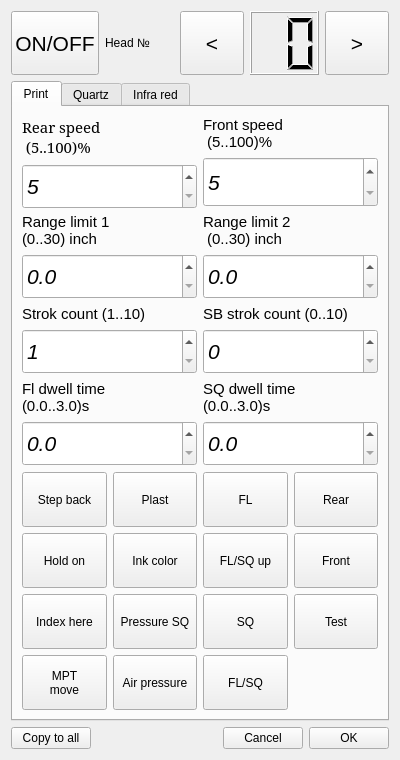
First picture: the form in headsettingdialog.ui, repository mishkoLitvin/L_Aries-progect, before the edit.
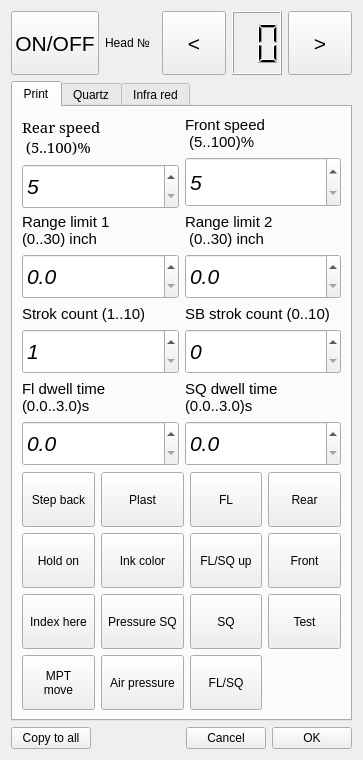
Second picture: the form after the edit. Icons and pictures are not drawn.

```diff
--- a/headsettingdialog.ui
+++ b/headsettingdialog.ui
@@ -6,7 +6,7 @@
    <rect>
     <x>0</x>
     <y>0</y>
-    <width>400</width>
+    <width>363</width>
     <height>760</height>
    </rect>
   </property>
```
